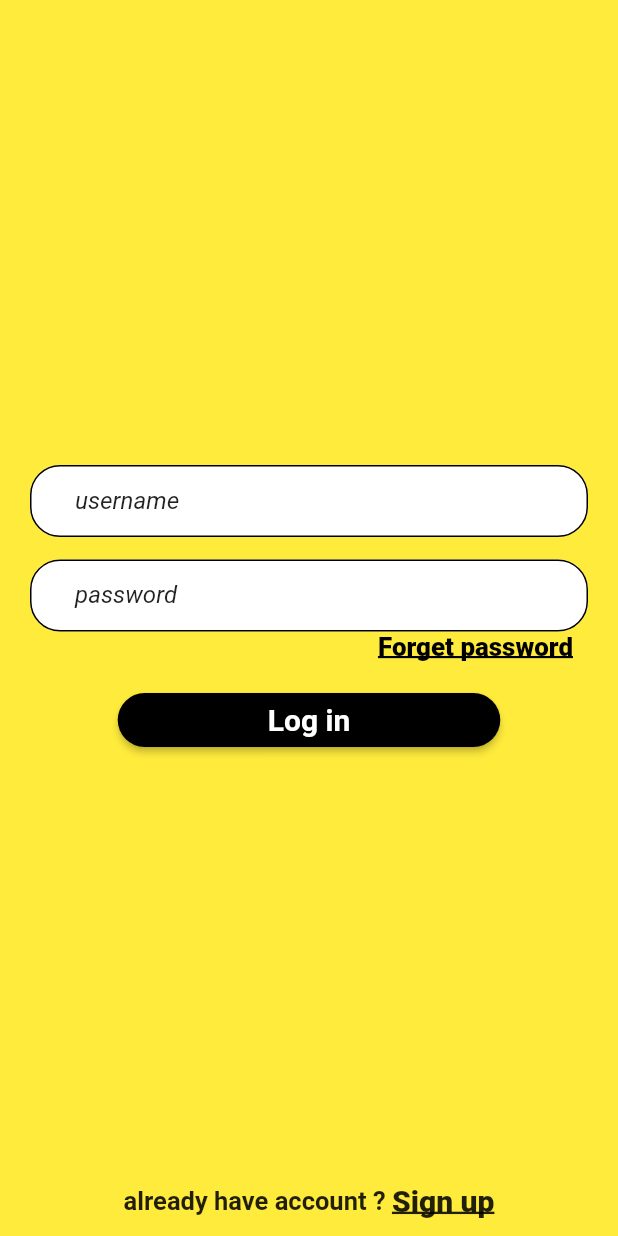
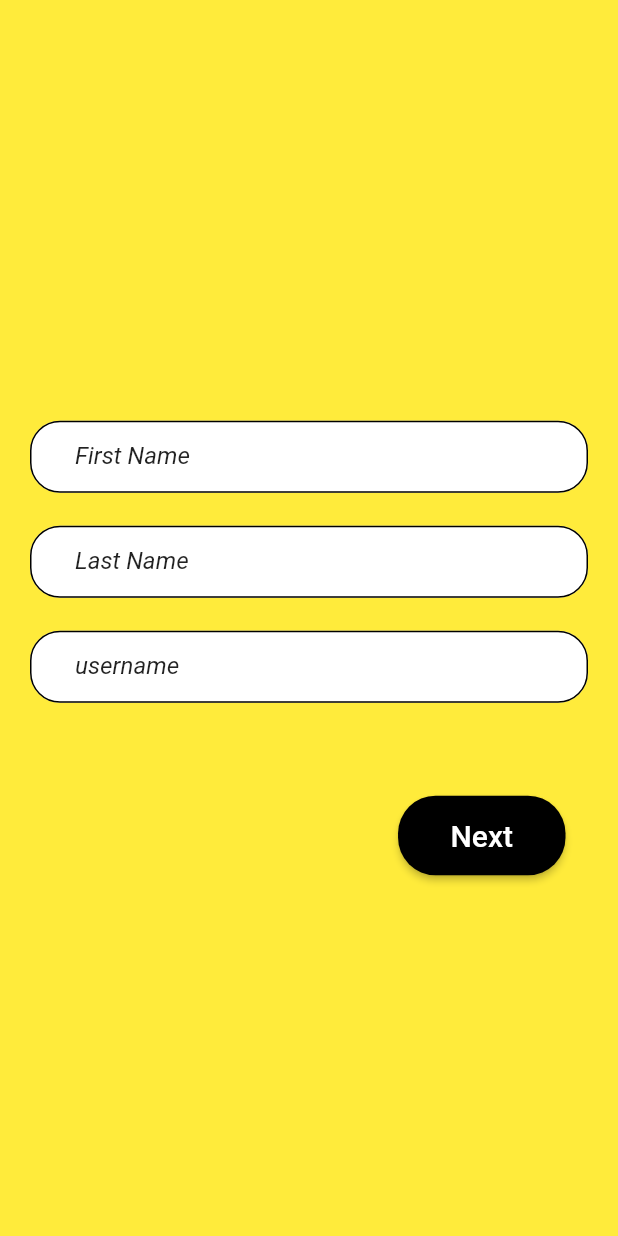
Before and after one commit to abdulkareeme/HomeServices, a Flutter app: the screen it shows after launch, after a tap on "Skip", after a tap on "Sign up", on a phone screen of 412 x 824 dp. Run offline on Flutter 3.47's test engine with Material 2 defaults, Android fonts, the phone set to English and light mode, and no system bars; our stand-ins replace introduction_screen, shared_preferences; network calls fail.

Commit message:
log in and sign up

```diff
--- a/home_services/lib/Log In /Api/log_in_api.dart
+++ b/home_services/lib/Log In /Api/log_in_api.dart
@@ -5,23 +5,13 @@ import 'package:shared_preferences/shared_preferences.dart';
 
 class LogInApi{
 
-  static Future<List?> logIn(var usernameController, var passwordController) async {
-    String url = "";
-    Response response = await http.post(Uri.parse(url),
-    body:{
-      'username' : usernameController.text,
-      'password' : passwordController.text,
-    });
-
-    return jsonDecode(response.body);
-  }
-  static void setSharedPreferences (var userName , var email , var token ,var fullName,var lastName)async{
-
-    SharedPreferences pref = await SharedPreferences.getInstance();
-    await pref.setString('username', userName.toString())!;
-    await pref.setString('email', email).toString()!;
-    await pref.setString('token', token.toString())!;
-    await pref.setString('full_name', fullName.toString())!;
-    await pref.setString('last_name', lastName.toString())!;
-  }
+  // static void setSharedPreferences (var userName , var email , var token ,var fullName,var lastName)async{
+  //
+  //   SharedPreferences pref = await SharedPreferences.getInstance();
+  //   await pref.setString('username', userName.toString());
+  //    pref.setString('email', email).toString();
+  //   await pref.setString('token', token.toString());
+  //   await pref.setString('full_name', fullName.toString());
+  //   await pref.setString('last_name', lastName.toString());
+  // }
 }
--- a/home_services/lib/Log In /Widget/Log_In.dart
+++ b/home_services/lib/Log In /Widget/Log_In.dart
@@ -1,4 +1,5 @@
 import 'package:flutter/material.dart';
+import '../../Sign up/Widget/first_page_of_signup.dart';
 import 'Log_In_button_and_field.dart';
 import 'package:home_services/style/log_in_style.dart';
 
@@ -44,7 +45,8 @@ class _LogInState extends State<LogIn> {
                     ),
                     InkWell(
                       onTap:(){
-
+                        Navigator.of(context).push(MaterialPageRoute(
+                            builder: (context)=> FirstPageOfSignUp()));
                       },
                       child:Text("Sign up",style: LogInStyle.signUpStyle(),) ,)
                   ],
--- a/home_services/lib/Log In /Widget/Log_In_button_and_field.dart
+++ b/home_services/lib/Log In /Widget/Log_In_button_and_field.dart
@@ -1,6 +1,10 @@
+import 'dart:convert';
+
 import 'package:flutter/material.dart';
 import 'package:home_services/my_field.dart';
-import 'package:home_services/Log In /Api/log_in_api.dart';
+import 'package:http/http.dart';
+import 'package:http/http.dart' as http;
+import 'package:shared_preferences/shared_preferences.dart';
 import '../../style/log_in_style.dart';
 
 // ignore: must_be_immutable
@@ -22,10 +26,40 @@ class LogInButtonAndField extends StatefulWidget {
 class _LogInButtonAndFieldState extends State<LogInButtonAndField> {
   @override
   Widget build(BuildContext context) {
+    Future logIn() async {
+      String url = "http://abdulkareemedres.pythonanywhere.com/api/login/";
+      Response response = await http.post(Uri.parse(url), body: {
+        'username': widget.usernameController.text,
+        'password': widget.passwordController.text,
+      });
+      var info = jsonDecode(response.body);
+      if(response.statusCode == 200){
+        print("done");
+        SharedPreferences pref = await SharedPreferences.getInstance();
+        pref.setString('username', info['user_info']['username']);
+        pref.setString('username', info['user_info']['email']);
+        pref.setString('username', info['user_info']['first_name']);
+        pref.setString('username', info['user_info']['last_name']);
+        pref.setString('username', info['user_info']['mode']);
+        pref.setString('username', info['token'][0]);
+        /*Navigator.of(context).push(MaterialPageRoute(
+            builder: (context)=>));*/
+      } else {
+        setState(() {
+          widget.error = "invalid username of password";
+        });
+      }
+    }
+
     return Form(
       child: (Column(mainAxisAlignment: MainAxisAlignment.center, children: [
-        Text(widget.error.toString(), style: LogInStyle.errorStyle(),),
-        const SizedBox(height: 4,),
+        Text(
+          widget.error.toString(),
+          style: LogInStyle.errorStyle(),
+        ),
+        const SizedBox(
+          height: 4,
+        ),
         // username field
         MyFild(
           contorller: widget.usernameController,
@@ -49,46 +83,14 @@ class _LogInButtonAndFieldState extends State<LogInButtonAndField> {
           color: Colors.white,
           sidesColor: Colors.black,
         ),
-        Center(
-          child: FutureBuilder(
-              future: LogInApi.logIn(
-                  widget.usernameController, widget.passwordController),
-              builder: (context, AsyncSnapshot<List?> snapshot) {
-                if (snapshot.connectionState == ConnectionState.waiting) {
-                  return const CircularProgressIndicator();
-                } else if (snapshot.connectionState == ConnectionState.done) {
-                  // ignore: unrelated_type_equality_checks
-                  if (snapshot.connectionState == 200) {
-                    LogInApi.setSharedPreferences(
-                        snapshot.data![0]['user_info']['username'],
-                        snapshot.data![0]['user_info']['email'],
-                        snapshot.data![0]['token'][0],
-                        snapshot.data![0]['user_info']['first_name'],
-                        snapshot.data![0]['user_info']['last_name']);
-                    print(snapshot.data![0]['user_info']['username']);
-                    print(snapshot.data![0]['user_info']['first_name']);
-                    print(snapshot.data![0]['user_info']['last_name']);
-                  } else {
-                    setState(() {
-                      widget.error = "invalid username or password";
-                    });
-                  }
-                  return Container();
-                } else {
-                  return Container();
-                }
-              }),
-        ),
         Padding(
-          padding: const EdgeInsets.only(right: 30),
+          padding: const EdgeInsets.only(right: 30,top: 5),
           child: Row(
             mainAxisAlignment: MainAxisAlignment.end,
             children: [
               InkWell(
                 splashColor: Colors.black,
-                onTap: () {
-
-                },
+                onTap: () {},
                 child: Text(
                   "Forget password",
                   style: LogInStyle.forgetPasswordStyle(),
@@ -98,12 +100,11 @@ class _LogInButtonAndFieldState extends State<LogInButtonAndField> {
           ),
         ),
         const SizedBox(
-          height: 15,
+          height: 55,
         ),
         ElevatedButton(
           onPressed: () {
-            LogInApi.logIn(
-                widget.usernameController, widget.passwordController);
+            logIn();
           },
           style: LogInStyle.buttonStyle(),
           child: Text(
--- /dev/null
+++ b/home_services/lib/Sign up/Widget/first_page_of_signup.dart
@@ -0,0 +1,94 @@
+import 'package:flutter/material.dart';
+import 'package:home_services/Sign%20up/Widget/second_page_of_signup.dart';
+import 'package:home_services/my_field.dart';
+import 'package:home_services/style/first_signup_page_style.dart';
+
+// ignore: must_be_immutable
+class FirstPageOfSignUp extends StatefulWidget {
+  FirstPageOfSignUp({Key? key}) : super(key: key);
+
+  @override
+  State<StatefulWidget> createState() => _FirstPageOfSignUpState();
+  TextEditingController firstnameController = TextEditingController();
+  TextEditingController lastnameController = TextEditingController();
+  TextEditingController usernameController = TextEditingController();
+  String firstnameError = "";
+  String lastnameError = "";
+  String usernameError = "";
+}
+
+class _FirstPageOfSignUpState extends State<FirstPageOfSignUp> {
+  @override
+  Widget build(BuildContext context) {
+    return SafeArea(
+        child: Scaffold(
+          body: Stack(children: [
+            Container(
+              color: Colors.yellow,
+            ),
+            Form(
+              child: Column(
+                mainAxisAlignment: MainAxisAlignment.center,
+                children: [
+                  const SizedBox(
+                    height: 40,
+                  ),
+                  // first name field
+                  MyFild(
+                    errorText: widget.firstnameError,
+                    contorller: widget.firstnameController,
+                    hintText: "First Name",
+                    obscure: false,
+                    lable: const Text("First Name"),
+                    color: Colors.white,
+                    sidesColor: Colors.black,
+                  ),
+
+                  // last name field
+                  MyFild(
+                    errorText: widget.lastnameError,
+                    contorller: widget.lastnameController,
+                    hintText: "Last Name",
+                    obscure: false,
+                    lable: const Text("Last Name"),
+                    color: Colors.white,
+                    sidesColor: Colors.black,
+                  ),
+
+                  // username field
+                  MyFild(
+                    errorText: widget.usernameError,
+                    contorller: widget.usernameController,
+                    hintText: "username",
+                    obscure: false,
+                    lable: const Text("username"),
+                    color: Colors.white,
+                    sidesColor: Colors.black,
+                  ),
+                  const SizedBox(
+                    height: 40,
+                  ),
+
+                  Padding(
+                    padding: const EdgeInsets.only(right: 35),
+                    child: Row(
+                      mainAxisAlignment: MainAxisAlignment.end,
+                      children: [
+                        ElevatedButton(
+                            style: FirstSignupPageStyle.nextButtonStyle(),
+                            onPressed: () {
+                              Navigator.of(context).push(MaterialPageRoute(
+                                  builder: (context)=> SecondPageOfSignUp()));
+                            },
+                            child: Text("Next", style: FirstSignupPageStyle
+                                .nextTextStyle(),))
+                      ],
+                    ),
+                  )
+                ],
+              ),
+            ),
+          ]),
+        ));
+  }
+}
--- /dev/null
+++ b/home_services/lib/style/first_signup_page_style.dart
@@ -0,0 +1,25 @@
+import 'package:flutter/material.dart';
+
+class FirstSignupPageStyle{
+
+  static ButtonStyle nextButtonStyle(){
+    return(
+      ElevatedButton.styleFrom(
+        primary: Colors.black,
+        shape: RoundedRectangleBorder(borderRadius: BorderRadius.circular(25)),
+        padding: const EdgeInsets.only(top: 15,bottom: 15,right: 35,left: 35)
+      )
+    );
+  }
+
+  static TextStyle nextTextStyle(){
+    return(
+       const TextStyle(
+        color: Colors.white,
+        fontSize: 20,
+      )
+    );
+
+  }
+
+}
--- a/home_services/lib/style/log_in_style.dart
+++ b/home_services/lib/style/log_in_style.dart
@@ -26,7 +26,7 @@ class LogInStyle {
             color: Colors.black,
             decoration: TextDecoration.underline,
             decorationThickness: 1.7,
-            fontSize: 17.3
+            fontSize: 13.3
         )
     );
   }
@@ -44,7 +44,7 @@ class LogInStyle {
   static TextStyle signUpStyle(){
     return (
       const TextStyle(
-        fontSize: 20,
+        fontSize: 17,
         fontWeight: FontWeight.w800,
         decoration: TextDecoration.underline,
         decorationThickness: 1.6,
```
Also changed, not shown: home_services/lib/Sign up/Widget/second_page_of_signup.dart (added, +99 -0 lines), home_services/lib/Sign up/Widget/third_page_of_singup.dart (added, +126 -0 lines), 1 other file.
